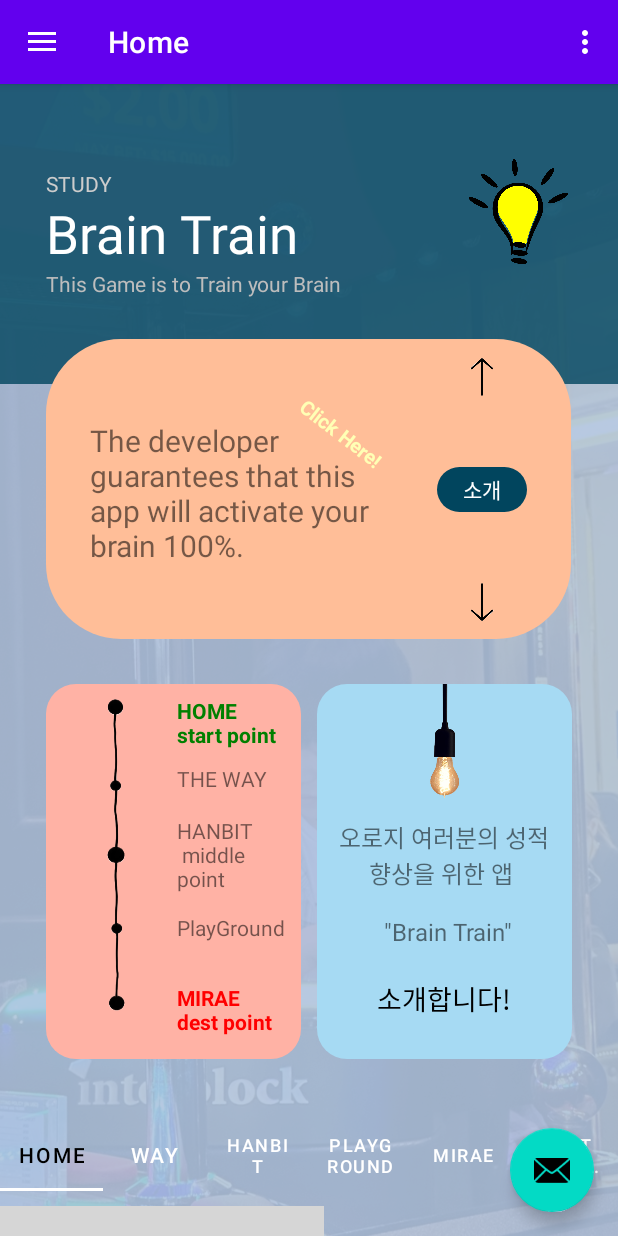
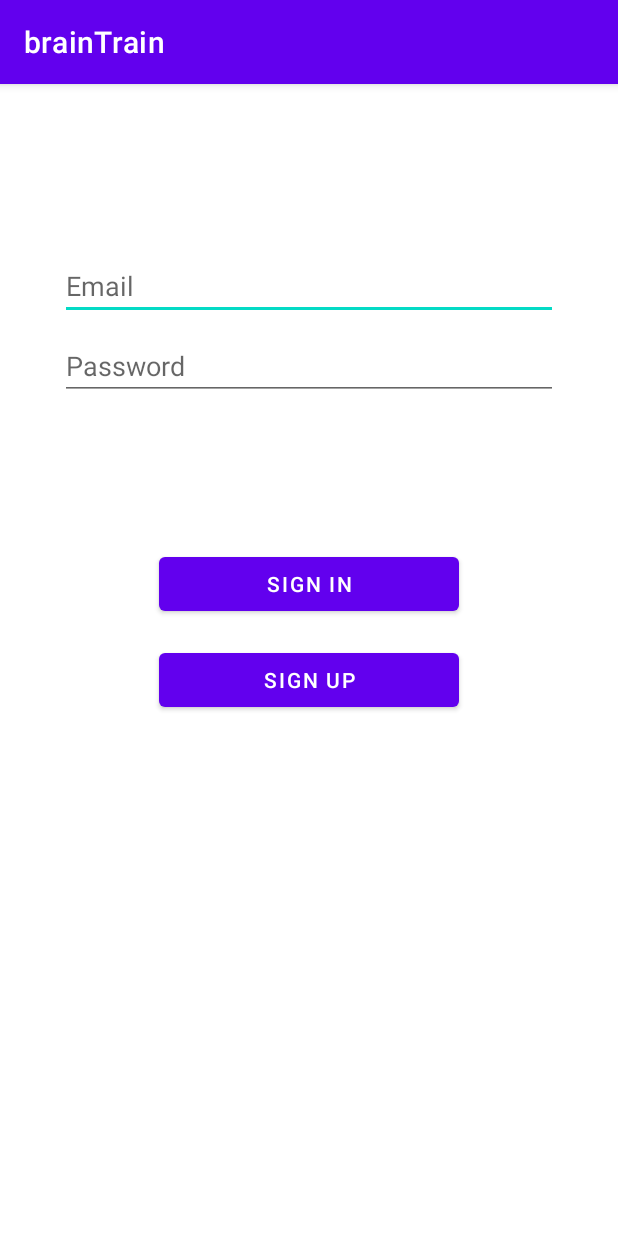
Before and after one commit to karl21-02/brainTrain, an Android app: the screen it shows after launch (MainActivity before the commit, LoginActivity after it), on a phone screen of 412 x 824 dp. Run offline under Robolectric (Android 15) with nearby library versions, the phone set to English and light mode, and no system bars; grey boxes are pictures that could not be loaded.

Commit message:
12/21 login / 로그인 디자인 전까지 기능 완료

```diff
--- a/app/src/main/AndroidManifest.xml
+++ b/app/src/main/AndroidManifest.xml
@@ -25,6 +25,12 @@
         </activity>
 
         <activity
+            android:name=".LoginActivity"
+            android:exported="true">
+        </activity>
+
+
+        <activity
             android:name=".MainActivity"
             android:exported="true"
             android:label="@string/app_name"
--- /dev/null
+++ b/app/src/main/java/com/example/braintrain/LoginActivity.java
@@ -0,0 +1,24 @@
+package com.example.braintrain;
+
+import android.os.Bundle;
+
+import androidx.appcompat.app.AppCompatActivity;
+import androidx.fragment.app.FragmentTransaction;
+
+import com.example.braintrain.ui.login.LoginFragment;
+
+public class LoginActivity extends AppCompatActivity {
+
+    @Override
+    protected void onCreate(Bundle savedInstanceState) {
+        super.onCreate(savedInstanceState);
+        setContentView(R.layout.activity_login);
+
+        if (savedInstanceState == null) {
+            LoginFragment loginFragment = new LoginFragment();
+            FragmentTransaction transaction = getSupportFragmentManager().beginTransaction();
+            transaction.replace(R.id.fragment_login, loginFragment);
+            transaction.commit();
+        }
+    }
+}
--- /dev/null
+++ b/app/src/main/java/com/example/braintrain/data/DataBaseHelper.java
@@ -0,0 +1,31 @@
+package com.example.braintrain.data;
+
+import android.content.Context;
+import android.database.sqlite.SQLiteDatabase;
+import android.database.sqlite.SQLiteOpenHelper;
+
+public class DataBaseHelper extends SQLiteOpenHelper {
+
+    public static String NAME = "user.db";
+    public static int version = 1;
+
+    public DataBaseHelper(Context context) {
+        super(context, NAME, null, version);
+    }
+
+    @Override
+    public void onCreate(SQLiteDatabase sqLiteDatabase) {
+        String sql = "create table if not exists user(id integer primary key autoincrement, email text, password text);";
+        sqLiteDatabase.execSQL(sql);
+    }
+
+    /**
+     * 테이블이 수정되거나 구조가 변경될 경우 onUpgrade 수행
+     */
+    @Override
+    public void onUpgrade(SQLiteDatabase sqLiteDatabase, int oldVersion, int newVersion) {
+        if(newVersion > 1) {
+            sqLiteDatabase.execSQL("DROP TABLE IF EXISTS user");
+        }
+    }
+}
--- a/app/src/main/java/com/example/braintrain/data/LoginDataSource.java
+++ b/app/src/main/java/com/example/braintrain/data/LoginDataSource.java
@@ -24,6 +24,6 @@ public class LoginDataSource {
     }
 
     public void logout() {
-        // TODO: revoke authentication
+
     }
 }
--- a/app/src/main/java/com/example/braintrain/ui/landingPage/LandingPage.java
+++ b/app/src/main/java/com/example/braintrain/ui/landingPage/LandingPage.java
@@ -6,6 +6,7 @@ import android.os.Handler;
 
 import androidx.appcompat.app.AppCompatActivity;
 
+import com.example.braintrain.LoginActivity;
 import com.example.braintrain.MainActivity;
 import com.example.braintrain.R;
 
@@ -15,7 +16,7 @@ public class LandingPage extends AppCompatActivity {
         super.onCreate(savedInstanceState);
         setContentView(R.layout.activity_landing);
         new Handler().postDelayed(() -> {
-            Intent intent = new Intent(LandingPage.this, MainActivity.class);
+            Intent intent = new Intent(LandingPage.this, LoginActivity.class);
             startActivity(intent);
             finish();
         }, 5000);
--- /dev/null
+++ b/app/src/main/res/layout/activity_login.xml
@@ -0,0 +1,13 @@
+<?xml version="1.0" encoding="utf-8"?>
+<androidx.constraintlayout.widget.ConstraintLayout xmlns:android="http://schemas.android.com/apk/res/android"
+    android:layout_width="match_parent"
+    android:layout_height="match_parent"
+    xmlns:tools="http://schemas.android.com/tools"
+    tools:context=".LoginActivity">
+
+    <FrameLayout
+        android:id="@+id/fragment_login"
+        android:layout_width="match_parent"
+        android:layout_height="match_parent"/>
+
+</androidx.constraintlayout.widget.ConstraintLayout>
--- a/app/src/main/res/layout/fragment_login.xml
+++ b/app/src/main/res/layout/fragment_login.xml
@@ -10,6 +10,7 @@
     android:paddingRight="@dimen/fragment_horizontal_margin"
     android:paddingBottom="@dimen/fragment_vertical_margin"
     tools:context=".ui.login.LoginFragment">
+
 
     <EditText
         android:id="@+id/username"
@@ -45,20 +46,35 @@
 
     <Button
         android:id="@+id/login"
-        android:layout_width="wrap_content"
+        android:layout_width="200dp"
         android:layout_height="wrap_content"
         android:layout_gravity="start"
         android:layout_marginStart="48dp"
         android:layout_marginTop="16dp"
         android:layout_marginEnd="48dp"
         android:layout_marginBottom="64dp"
-        android:enabled="false"
         android:text="@string/action_sign_in"
         app:layout_constraintBottom_toBottomOf="parent"
         app:layout_constraintEnd_toEndOf="parent"
         app:layout_constraintStart_toStartOf="parent"
         app:layout_constraintTop_toBottomOf="@+id/password"
         app:layout_constraintVertical_bias="0.2" />
+
+    <Button
+        android:id="@+id/button"
+        android:layout_width="200dp"
+        android:layout_height="wrap_content"
+        android:layout_marginTop="16dp"
+        android:layout_marginStart="48dp"
+        android:layout_marginEnd="48dp"
+        android:layout_marginBottom="64dp"
+        android:text="SIGN UP"
+        app:layout_constraintBottom_toBottomOf="parent"
+        app:layout_constraintEnd_toEndOf="parent"
+        app:layout_constraintHorizontal_bias="0.501"
+        app:layout_constraintStart_toStartOf="parent"
+        app:layout_constraintTop_toBottomOf="@+id/login"
+        app:layout_constraintVertical_bias="0.0" />
 
     <ProgressBar
         android:id="@+id/loading"
@@ -75,4 +91,5 @@
         app:layout_constraintStart_toStartOf="@+id/password"
         app:layout_constraintTop_toTopOf="parent"
         app:layout_constraintVertical_bias="0.3" />
+
 </androidx.constraintlayout.widget.ConstraintLayout>
--- a/app/src/main/res/values/strings.xml
+++ b/app/src/main/res/values/strings.xml
@@ -21,7 +21,7 @@
     <!-- Strings related to login -->
     <string name="prompt_email">Email</string>
     <string name="prompt_password">Password</string>
-    <string name="action_sign_in">Sign in or register</string>
+    <string name="action_sign_in">Sign in</string>
     <string name="action_sign_in_short">Sign in</string>
     <string name="welcome">"Welcome!"</string>
     <string name="invalid_username">Not a valid username</string>
```
Also changed, not shown: app/src/main/java/com/example/braintrain/ui/login/LoginFragment.java (+84 -111 lines).
